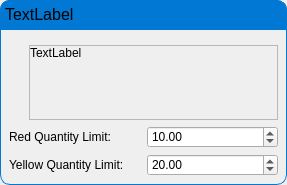
The window that ui/set_custom_limit_dialog.ui (TheCodingJsoftware/Invigo) describes before a commit, drawn with Qt 5.
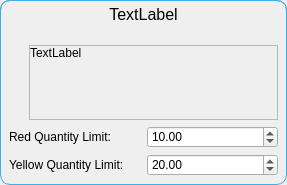
The same window after the commit.

What changed in the file:
```diff
--- a/ui/set_custom_limit_dialog.ui
+++ b/ui/set_custom_limit_dialog.ui
@@ -43,7 +43,7 @@
 	border-bottom-left-radius:10px;
 	border-top-right-radius:10px;
 	border-bottom-right-radius:10px;
-	border: 1px solid  rgb(0,120,212);;
+	border: 1px solid #3daee9;
 }</string>
      </property>
      <layout class="QVBoxLayout" name="verticalLayout_3" stretch="0,0">
@@ -79,11 +79,10 @@
          </font>
         </property>
         <property name="styleSheet">
-         <string notr="true">background-color: rgb(0,120,212);
-border-top-left-radius:10px;
+         <string notr="true">border-top-left-radius:10px;
 border-top-right-radius:10px;
-border: 1px solid  rgb(0,120,212);
-</string>
+border: 1px solid  #3daee9;
+border-bottom: none;</string>
         </property>
         <property name="frameShape">
          <enum>QFrame::Box</enum>
@@ -95,7 +94,7 @@
          <string>TextLabel</string>
         </property>
         <property name="alignment">
-         <set>Qt::AlignLeading|Qt::AlignLeft|Qt::AlignTop</set>
+         <set>Qt::AlignHCenter|Qt::AlignTop</set>
         </property>
        </widget>
       </item>
```
